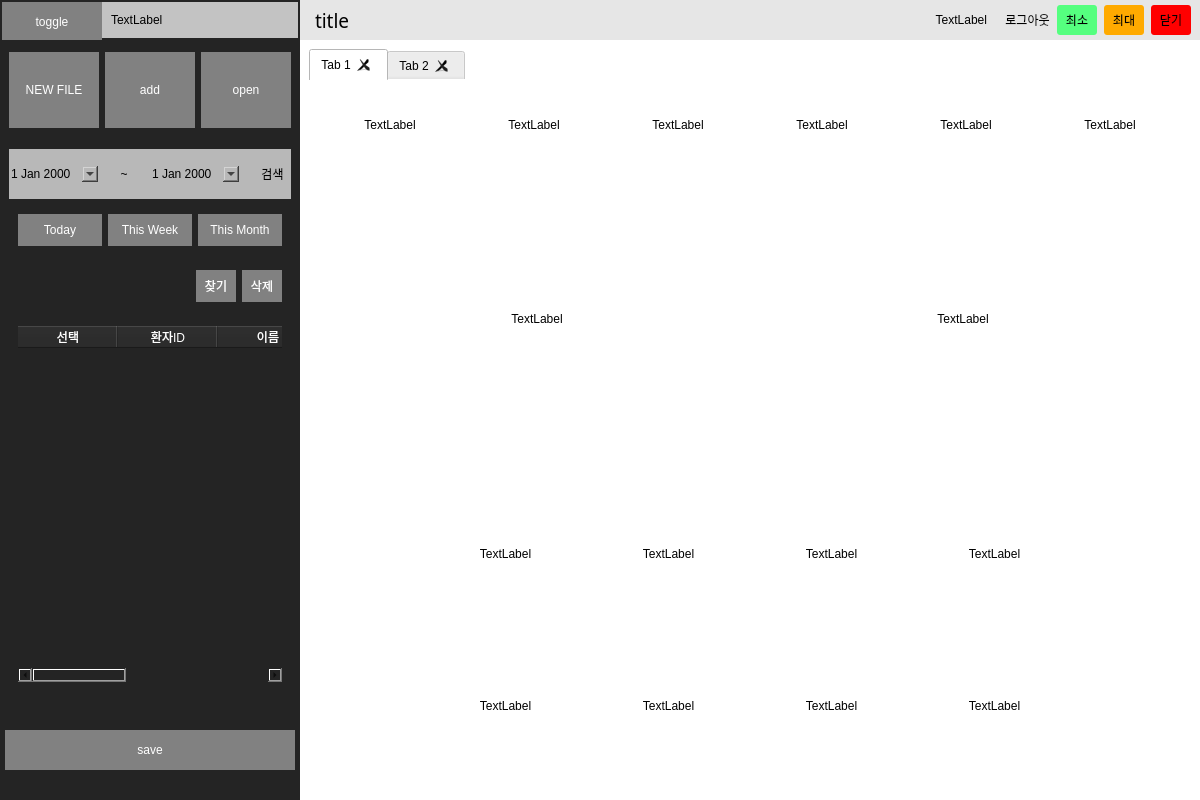
First picture: the form in ui/test5.ui, repository youngwookSong/bwave_gui, before the edit.
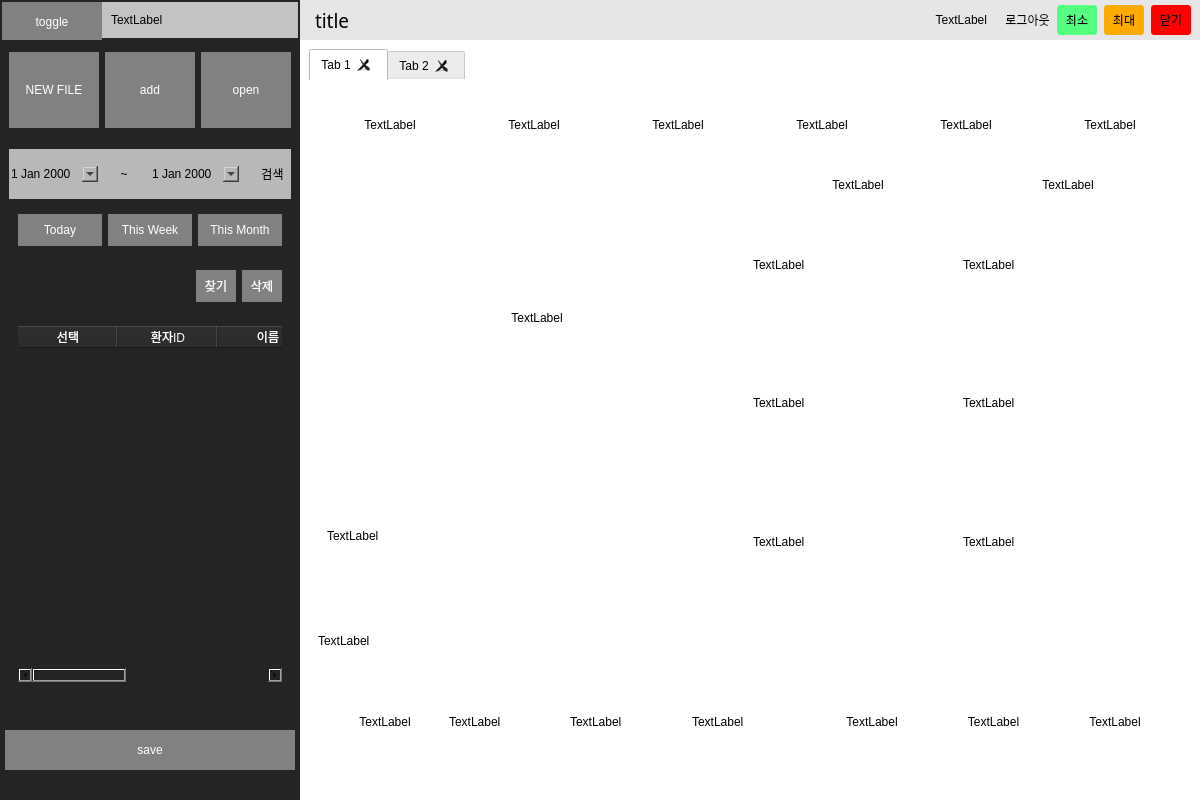
Second picture: the form after the edit. The open tabs and pages were chosen to show the change. Icons and pictures are not drawn.

What changed in the file:
```diff
--- a/ui/test5.ui
+++ b/ui/test5.ui
@@ -1489,22 +1489,6 @@
                            <property name="bottomMargin">
                             <number>0</number>
                            </property>
-                           <item>
-                            <widget class="QFrame" name="frame_26">
-                             <property name="maximumSize">
-                              <size>
-                               <width>100</width>
-                               <height>16777215</height>
-                              </size>
-                             </property>
-                             <property name="frameShape">
-                              <enum>QFrame::StyledPanel</enum>
-                             </property>
-                             <property name="frameShadow">
-                              <enum>QFrame::Raised</enum>
-                             </property>
-                            </widget>
-                           </item>
                            <item>
                             <widget class="QFrame" name="frame_27">
                              <property name="frameShape">
@@ -1513,7 +1497,7 @@
                              <property name="frameShadow">
                               <enum>QFrame::Raised</enum>
                              </property>
-                             <layout class="QHBoxLayout" name="horizontalLayout_10">
+                             <layout class="QVBoxLayout" name="verticalLayout_28">
                               <property name="spacing">
                                <number>0</number>
                               </property>
@@ -1539,25 +1523,22 @@
                                 </property>
                                </widget>
                               </item>
+                              <item>
+                               <widget class="QLabel" name="label_36">
+                                <property name="maximumSize">
+                                 <size>
+                                  <width>16777215</width>
+                                  <height>150</height>
+                                 </size>
+                                </property>
+                                <property name="text">
+                                 <string>TextLabel</string>
+                                </property>
+                               </widget>
+                              </item>
                              </layout>
                             </widget>
                            </item>
-                           <item>
-                            <widget class="QFrame" name="frame_28">
-                             <property name="maximumSize">
-                              <size>
-                               <width>100</width>
-                               <height>16777215</height>
-                              </size>
-                             </property>
-                             <property name="frameShape">
-                              <enum>QFrame::StyledPanel</enum>
-                             </property>
-                             <property name="frameShadow">
-                              <enum>QFrame::Raised</enum>
-                             </property>
-                            </widget>
-                           </item>
                           </layout>
                          </widget>
                         </item>
@@ -1570,14 +1551,222 @@
                            <enum>QFrame::Raised</enum>
                           </property>
                           <layout class="QVBoxLayout" name="verticalLayout_18">
+                           <property name="spacing">
+                            <number>0</number>
+                           </property>
+                           <property name="leftMargin">
+                            <number>0</number>
+                           </property>
+                           <property name="topMargin">
+                            <number>0</number>
+                           </property>
+                           <property name="rightMargin">
+                            <number>0</number>
+                           </property>
+                           <property name="bottomMargin">
+                            <number>0</number>
+                           </property>
                            <item>
-                            <widget class="QLabel" name="label_16">
-                             <property name="text">
-                              <string>TextLabel</string>
+                            <widget class="QFrame" name="frame_10">
+                             <property name="maximumSize">
+                              <size>
+                               <width>16777215</width>
+                               <height>20</height>
+                              </size>
                              </property>
-                             <property name="alignment">
-                              <set>Qt::AlignCenter</set>
+                             <property name="frameShape">
+                              <enum>QFrame::StyledPanel</enum>
                              </property>
+                             <property name="frameShadow">
+                              <enum>QFrame::Raised</enum>
+                             </property>
+                             <layout class="QHBoxLayout" name="horizontalLayout_10">
+                              <property name="spacing">
+                               <number>0</number>
+                              </property>
+                              <property name="leftMargin">
+                               <number>0</number>
+                              </property>
+                              <property name="topMargin">
+                               <number>0</number>
+                              </property>
+                              <property name="rightMargin">
+                               <number>0</number>
+                              </property>
+                              <property name="bottomMargin">
+                               <number>0</number>
+                              </property>
+                              <item>
+                               <widget class="QLabel" name="label_37">
+                                <property name="text">
+                                 <string>TextLabel</string>
+                                </property>
+                                <property name="alignment">
+                                 <set>Qt::AlignCenter</set>
+                                </property>
+                               </widget>
+                              </item>
+                              <item>
+                               <widget class="QLabel" name="label_38">
+                                <property name="text">
+                                 <string>TextLabel</string>
+                                </property>
+                                <property name="alignment">
+                                 <set>Qt::AlignCenter</set>
+                                </property>
+                               </widget>
+                              </item>
+                             </layout>
+                            </widget>
+                           </item>
+                           <item>
+                            <widget class="QFrame" name="frame_26">
+                             <property name="frameShape">
+                              <enum>QFrame::StyledPanel</enum>
+                             </property>
+                             <property name="frameShadow">
+                              <enum>QFrame::Raised</enum>
+                             </property>
+                             <layout class="QVBoxLayout" name="verticalLayout_29">
+                              <property name="spacing">
+                               <number>0</number>
+                              </property>
+                              <property name="leftMargin">
+                               <number>0</number>
+                              </property>
+                              <property name="topMargin">
+                               <number>0</number>
+                              </property>
+                              <property name="rightMargin">
+                               <number>0</number>
+                              </property>
+                              <property name="bottomMargin">
+                               <number>0</number>
+                              </property>
+                              <item>
+                               <widget class="QFrame" name="frame_28">
+                                <property name="frameShape">
+                                 <enum>QFrame::StyledPanel</enum>
+                                </property>
+                                <property name="frameShadow">
+                                 <enum>QFrame::Raised</enum>
+                                </property>
+                                <layout class="QHBoxLayout" name="horizontalLayout_11">
+                                 <property name="spacing">
+                                  <number>0</number>
+                                 </property>
+                                 <property name="leftMargin">
+                                  <number>0</number>
+                                 </property>
+                                 <property name="topMargin">
+                                  <number>0</number>
+                                 </property>
+                                 <property name="rightMargin">
+                                  <number>0</number>
+                                 </property>
+                                 <property name="bottomMargin">
+                                  <number>0</number>
+                                 </property>
+                                 <item>
+                                  <widget class="QLabel" name="label_16">
+                                   <property name="text">
+                                    <string>TextLabel</string>
+                                   </property>
+                                  </widget>
+                                 </item>
+                                 <item>
+                                  <widget class="QLabel" name="label_39">
+                                   <property name="text">
+                                    <string>TextLabel</string>
+                                   </property>
+                                  </widget>
+                                 </item>
+                                </layout>
+                               </widget>
+                              </item>
+                              <item>
+                               <widget class="QFrame" name="frame_29">
+                                <property name="frameShape">
+                                 <enum>QFrame::StyledPanel</enum>
+                                </property>
+                                <property name="frameShadow">
+                                 <enum>QFrame::Raised</enum>
+                                </property>
+                                <layout class="QHBoxLayout" name="horizontalLayout_33">
+                                 <property name="spacing">
+                                  <number>0</number>
+                                 </property>
+                                 <property name="leftMargin">
+                                  <number>0</number>
+                                 </property>
+                                 <property name="topMargin">
+                                  <number>0</number>
+                                 </property>
+                                 <property name="rightMargin">
+                                  <number>0</number>
+                                 </property>
+                                 <property name="bottomMargin">
+                                  <number>0</number>
+                                 </property>
+                                 <item>
+                                  <widget class="QLabel" name="label_40">
+                                   <property name="text">
+                                    <string>TextLabel</string>
+                                   </property>
+                                  </widget>
+                                 </item>
+                                 <item>
+                                  <widget class="QLabel" name="label_42">
+                                   <property name="text">
+                                    <string>TextLabel</string>
+                                   </property>
+                                  </widget>
+                                 </item>
+                                </layout>
+                               </widget>
+                              </item>
+                              <item>
+                               <widget class="QFrame" name="frame_30">
+                                <property name="frameShape">
+                                 <enum>QFrame::StyledPanel</enum>
+                                </property>
+                                <property name="frameShadow">
+                                 <enum>QFrame::Raised</enum>
+                                </property>
+                                <layout class="QHBoxLayout" name="horizontalLayout_34">
+                                 <property name="spacing">
+                                  <number>0</number>
+                                 </property>
+                                 <property name="leftMargin">
+                                  <number>0</number>
+                                 </property>
+                                 <property name="topMargin">
+                                  <number>0</number>
+                                 </property>
+                                 <property name="rightMargin">
+                                  <number>0</number>
+                                 </property>
+                                 <property name="bottomMargin">
+                                  <number>0</number>
+                                 </property>
+                                 <item>
+                                  <widget class="QLabel" name="label_43">
+                                   <property name="text">
+                                    <string>TextLabel</string>
+                                   </property>
+                                  </widget>
+                                 </item>
+                                 <item>
+                                  <widget class="QLabel" name="label_44">
+                                   <property name="text">
+                                    <string>TextLabel</string>
+                                   </property>
+                                  </widget>
+                                 </item>
+                                </layout>
+                               </widget>
+                              </item>
+                             </layout>
                             </widget>
                            </item>
                           </layout>
@@ -1586,8 +1775,27 @@
                        </layout>
                       </widget>
                      </item>
+                     <item>
+                      <widget class="QLabel" name="label_11">
+                       <property name="maximumSize">
+                        <size>
+                         <width>16777215</width>
+                         <height>30</height>
+                        </size>
+                       </property>
+                       <property name="text">
+                        <string>TextLabel</string>
+                       </property>
+                      </widget>
+                     </item>
                      <item>
                       <widget class="QFrame" name="frame_7">
+                       <property name="maximumSize">
+                        <size>
+                         <width>16777215</width>
+                         <height>120</height>
+                        </size>
+                       </property>
                        <property name="frameShape">
                         <enum>QFrame::StyledPanel</enum>
                        </property>
@@ -1610,22 +1818,6 @@
                         <property name="bottomMargin">
                          <number>0</number>
                         </property>
-                        <item>
-                         <widget class="QFrame" name="frame_10">
-                          <property name="maximumSize">
-                           <size>
-                            <width>100</width>
-                            <height>16777215</height>
-                           </size>
-                          </property>
-                          <property name="frameShape">
-                           <enum>QFrame::StyledPanel</enum>
-                          </property>
-                          <property name="frameShadow">
-                           <enum>QFrame::Raised</enum>
-                          </property>
-                         </widget>
-                        </item>
                         <item>
                          <widget class="QFrame" name="frame_11">
                           <property name="frameShape">
@@ -1650,58 +1842,6 @@
                            <property name="bottomMargin">
                             <number>0</number>
                            </property>
-                           <item>
-                            <widget class="QFrame" name="frame_30">
-                             <property name="frameShape">
-                              <enum>QFrame::StyledPanel</enum>
-                             </property>
-                             <property name="frameShadow">
-                              <enum>QFrame::Raised</enum>
-                             </property>
-                             <layout class="QHBoxLayout" name="horizontalLayout_11">
-                              <item>
-                               <widget class="QLabel" name="label_7">
-                                <property name="text">
-                                 <string>TextLabel</string>
-                                </property>
-                                <property name="alignment">
-                                 <set>Qt::AlignCenter</set>
-                                </property>
-                               </widget>
-                              </item>
-                              <item>
-                               <widget class="QLabel" name="label_8">
-                                <property name="text">
-                                 <string>TextLabel</string>
-                                </property>
-                                <property name="alignment">
-                                 <set>Qt::AlignCenter</set>
-                                </property>
-                               </widget>
-                              </item>
-                              <item>
-                               <widget class="QLabel" name="label_10">
-                                <property name="text">
-                                 <string>TextLabel</string>
-                                </property>
-                                <property name="alignment">
-                                 <set>Qt::AlignCenter</set>
-                                </property>
-                               </widget>
-                              </item>
-                              <item>
-                               <widget class="QLabel" name="label_11">
-                                <property name="text">
-                                 <string>TextLabel</string>
-                                </property>
-                                <property name="alignment">
-                                 <set>Qt::AlignCenter</set>
-                                </property>
-                               </widget>
-                              </item>
-                             </layout>
-                            </widget>
-                           </item>
                            <item>
                             <widget class="QFrame" name="frame_31">
                              <property name="frameShape">
@@ -1721,6 +1861,27 @@
                                 </property>
                                </widget>
                               </item>
+                              <item>
+                               <widget class="QLabel" name="label_7">
+                                <property name="text">
+                                 <string>TextLabel</string>
+                                </property>
+                               </widget>
+                              </item>
+                              <item>
+                               <widget class="QLabel" name="label_8">
+                                <property name="text">
+                                 <string>TextLabel</string>
+                                </property>
+                               </widget>
+                              </item>
+                              <item>
+                               <widget class="QLabel" name="label_10">
+                                <property name="text">
+                                 <string>TextLabel</string>
+                                </property>
+                               </widget>
+                              </item>
                               <item>
                                <widget class="QLabel" name="label_13">
                                 <property name="text">
@@ -1757,22 +1918,6 @@
                           </layout>
                          </widget>
                         </item>
-                        <item>
-                         <widget class="QFrame" name="frame_29">
-                          <property name="maximumSize">
-                           <size>
-                            <width>100</width>
-                            <height>16777215</height>
-                           </size>
-                          </property>
-                          <property name="frameShape">
-                           <enum>QFrame::StyledPanel</enum>
-                          </property>
-                          <property name="frameShadow">
-                           <enum>QFrame::Raised</enum>
-                          </property>
-                         </widget>
-                        </item>
                        </layout>
                       </widget>
                      </item>
@@ -2708,75 +2853,6 @@
                           </layout>
                          </widget>
                         </item>
-                        <item>
-                         <widget class="QFrame" name="frame_47">
-                          <property name="maximumSize">
-                           <size>
-                            <width>100</width>
-                            <height>16777215</height>
-                           </size>
-                          </property>
-                          <property name="frameShape">
-                           <enum>QFrame::StyledPanel</enum>
-                          </property>
-                          <property name="frameShadow">
-                           <enum>QFrame::Raised</enum>
-                          </property>
-                          <layout class="QVBoxLayout" name="verticalLayout_28">
-                           <item>
-                            <widget class="QFrame" name="frame_61">
-                             <property name="maximumSize">
-                              <size>
-                               <width>16777215</width>
-                               <height>50</height>
-                              </size>
-                             </property>
-                             <property name="frameShape">
-                              <enum>QFrame::StyledPanel</enum>
-                             </property>
-                             <property name="frameShadow">
-                              <enum>QFrame::Raised</enum>
-                             </property>
-                            </widget>
-                           </item>
-                           <item>
-                            <widget class="QFrame" name="frame_60">
-                             <property name="maximumSize">
-                              <size>
-                               <width>16777215</width>
-                               <height>200</height>
-                              </size>
-                             </property>
-                             <property name="frameShape">
-                              <enum>QFrame::StyledPanel</enum>
-                             </property>
-                             <property name="frameShadow">
-                              <enum>QFrame::Raised</enum>
-                             </property>
-                             <layout class="QVBoxLayout" name="verticalLayout_29">
-                              <item>
-                               <widget class="QLabel" name="label_36">
-                                <property name="text">
-                                 <string/>
-                                </property>
-                               </widget>
-                              </item>
-                             </layout>
-                            </widget>
-                           </item>
-                           <item>
-                            <widget class="QFrame" name="frame_59">
-                             <property name="frameShape">
-                              <enum>QFrame::StyledPanel</enum>
-                             </property>
-                             <property name="frameShadow">
-                              <enum>QFrame::Raised</enum>
-                             </property>
-                            </widget>
-                           </item>
-                          </layout>
-                         </widget>
-                        </item>
                        </layout>
                       </widget>
                      </item>
```
Left out of the diff: 18 changed lines with no effect on the pictures.
